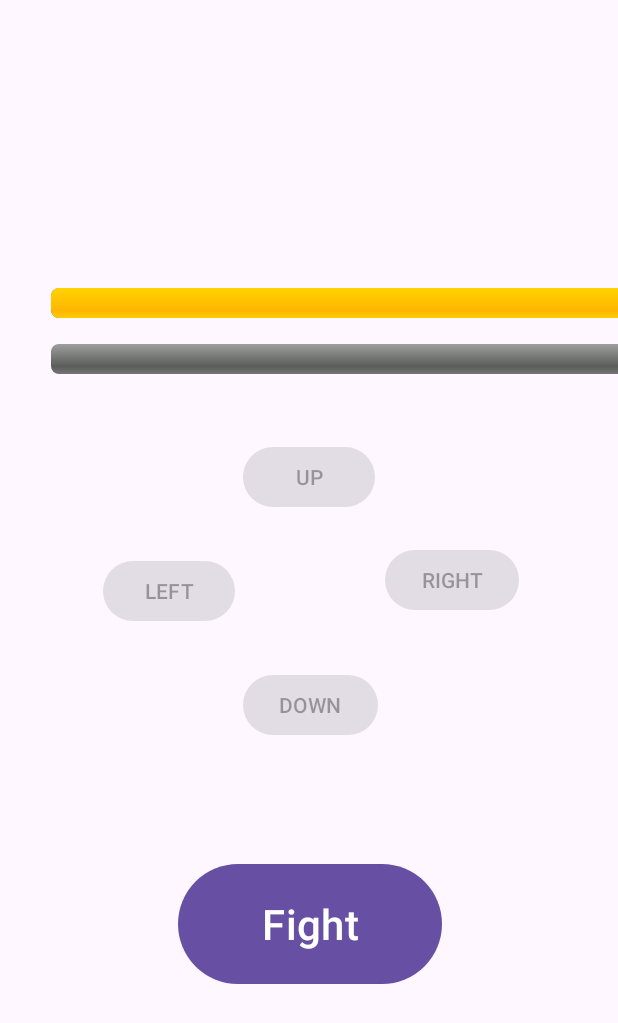
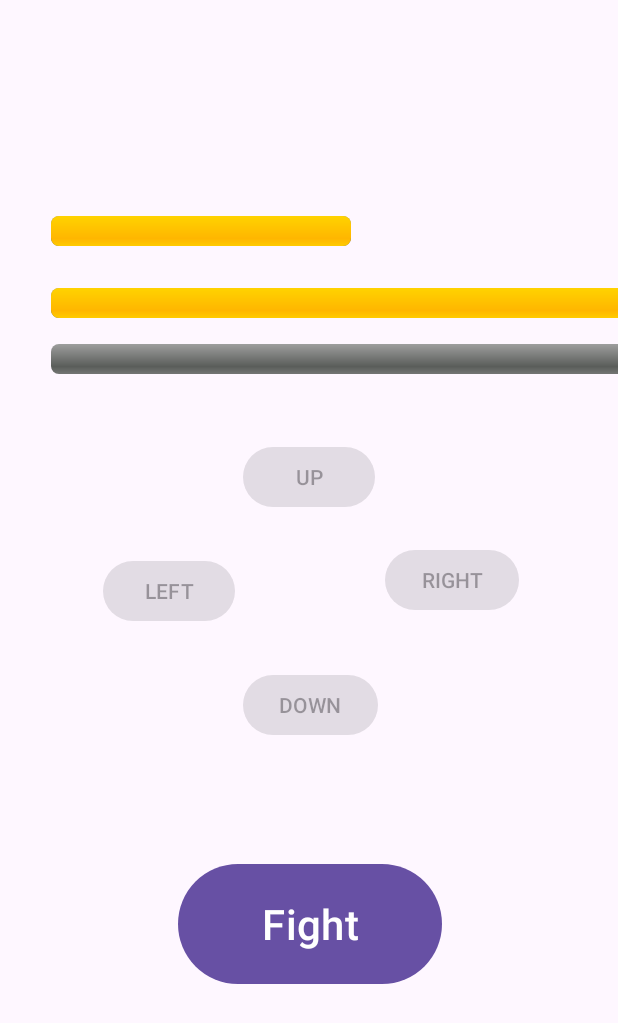
Before and after one commit to andrii-synelnyk/COM543-treasure-adventure-game, an Android app: the screen it shows after launch (MainActivity), after a tap on "UP", on a phone screen of 412 x 824 dp. Shown: the top 1023 px of the screen. Run offline under Robolectric (Android 15) with nearby library versions, the phone set to English and light mode, and no system bars.

Commit message:
working goblin health bar

```diff
--- a/app/src/main/java/com/example/treasureadventure/Controller.java
+++ b/app/src/main/java/com/example/treasureadventure/Controller.java
@@ -37,17 +37,22 @@ public class Controller {
     private void startFightState(){
         mainActivity.changeFightOrUseButtonStatus(true);
         mainActivity.changeAllMoveButtonsStatus(false);
+
+        mainActivity.showGoblinHealthBar(true);
     }
 
     private void stopFightState(){
         mainActivity.changeFightOrUseButtonStatus(false);
         updateButtons();
         updateDungeonProgressBar();
+
+        mainActivity.showGoblinHealthBar(false);
     }
 
     public void fightOrUse(){
         model.fightOrUse();
         mainActivity.updateHPBar(model.player.getHP(), model.player.getMaxHP());
+        mainActivity.updateGoblinHPBar(model.currentGoblin.getHP(), model.currentGoblin.getMaxHP());
         if (!model.player.getFightState()) stopFightState();
     }
 
--- a/app/src/main/java/com/example/treasureadventure/Goblin.java
+++ b/app/src/main/java/com/example/treasureadventure/Goblin.java
@@ -5,16 +5,20 @@ import java.util.Random;
 public class Goblin {
 
     private final Random random = new Random();
+    private int maxHP;
     private int hp;
 
     Goblin(){
-       hp = 5 + random.nextInt(6); // max 10
+       maxHP = 5 + random.nextInt(6); // max 10
+       hp = maxHP;
     }
 
     public int getHP(){
         return hp;
     }
 
+    public int getMaxHP() { return maxHP; }
+
     public void setHP(int newHP){
         hp = newHP;
     }
--- a/app/src/main/java/com/example/treasureadventure/MainActivity.java
+++ b/app/src/main/java/com/example/treasureadventure/MainActivity.java
@@ -15,6 +15,7 @@ public class MainActivity extends AppCompatActivity {
     Button fightOrUseButton;
     ProgressBar playerHPBar;
     ProgressBar dungeonProgressBar;
+    ProgressBar goblinHealthBar;
 
     @Override
     protected void onCreate(Bundle savedInstanceState) {
@@ -29,10 +30,12 @@ public class MainActivity extends AppCompatActivity {
         fightOrUseButton = findViewById(R.id.fightOrUseButton);
         playerHPBar = findViewById(R.id.playerHPBar);
         dungeonProgressBar = findViewById(R.id.dungeonProgressBar);
+        goblinHealthBar = findViewById(R.id.goblinHealthBar);
 
         Controller controller = new Controller(this);
         changeFightOrUseButtonStatus(false);
         updateHPBar(10, 10); // Make hp bar 100% at the start
+        showGoblinHealthBar(false);
 
         // Set up listeners for each button
         moveUpButton.setOnClickListener(new View.OnClickListener() {
@@ -114,4 +117,18 @@ public class MainActivity extends AppCompatActivity {
         dungeonProgressBar.setProgress(percentsToDisplay);
     }
 
+    public void showGoblinHealthBar(boolean status){
+        if (status) goblinHealthBar.setVisibility(View.VISIBLE);
+        else goblinHealthBar.setVisibility(View.INVISIBLE);
+
+        goblinHealthBar.setProgress(100);
+    }
+
+    public void updateGoblinHPBar(int newHP, int maxHP){
+        float onePercent = (float) maxHP / 100;
+        int percentsToDisplay = (int) (newHP / onePercent);
+
+        if (newHP <= 0) goblinHealthBar.setProgress(0);
+        else goblinHealthBar.setProgress(percentsToDisplay);
+    }
 }
--- a/app/src/main/java/com/example/treasureadventure/Model.java
+++ b/app/src/main/java/com/example/treasureadventure/Model.java
@@ -6,6 +6,7 @@ import java.util.Map;
 public class Model {
 
     Player player;
+    Goblin currentGoblin;
     boolean gameOver = false;
     boolean gameWin = false;
     Room startRoom;
@@ -64,6 +65,7 @@ public class Model {
     }
 
     private void startFightState(){
+        currentGoblin = player.getCurrentRoom().getGoblin();
         player.setFightState(true);
     }
 
@@ -108,5 +110,4 @@ public class Model {
     public int getNumberOfclearedRooms(){
         return clearedRooms.size();
     }
-
 }
--- a/app/src/main/res/layout/activity_main.xml
+++ b/app/src/main/res/layout/activity_main.xml
@@ -79,6 +79,23 @@
         app:layout_constraintTop_toBottomOf="@+id/moveDOWNButton" />
 
     <ProgressBar
+        android:id="@+id/goblinHealthBar"
+        style="@android:style/Widget.ProgressBar.Horizontal"
+        android:layout_width="300px"
+        android:layout_height="wrap_content"
+        android:layout_centerInParent="true"
+        android:layout_marginStart="34dp"
+        android:layout_marginTop="90dp"
+        android:layout_marginEnd="34dp"
+        android:layout_marginBottom="76dp"
+        android:indeterminate="false"
+        app:layout_constraintBottom_toTopOf="@+id/moveUPButton"
+        app:layout_constraintEnd_toEndOf="parent"
+        app:layout_constraintHorizontal_bias="0.0"
+        app:layout_constraintStart_toStartOf="parent"
+        app:layout_constraintTop_toTopOf="parent" />
+
+    <ProgressBar
         android:id="@+id/playerHPBar"
         style="@android:style/Widget.ProgressBar.Horizontal"
         android:layout_width="900px"
```
